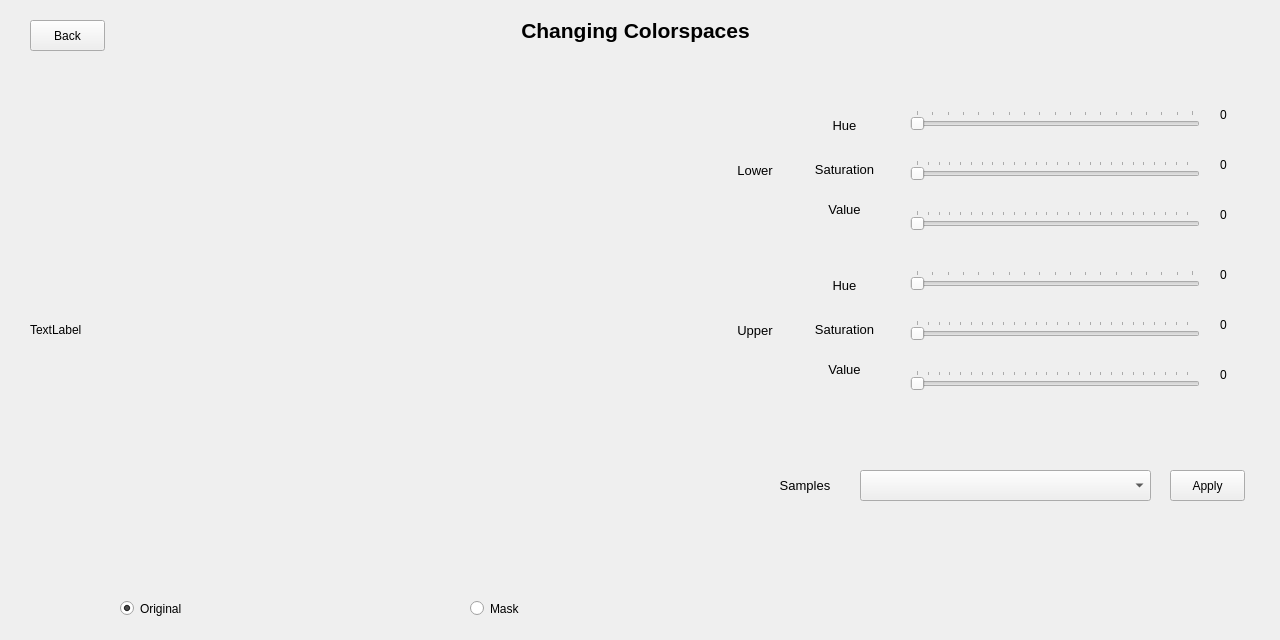
This is ui/changing_colorspace.ui in quanglv1996/filter-color-hsv as Qt 5 draws it before an edit. The edited form follows.
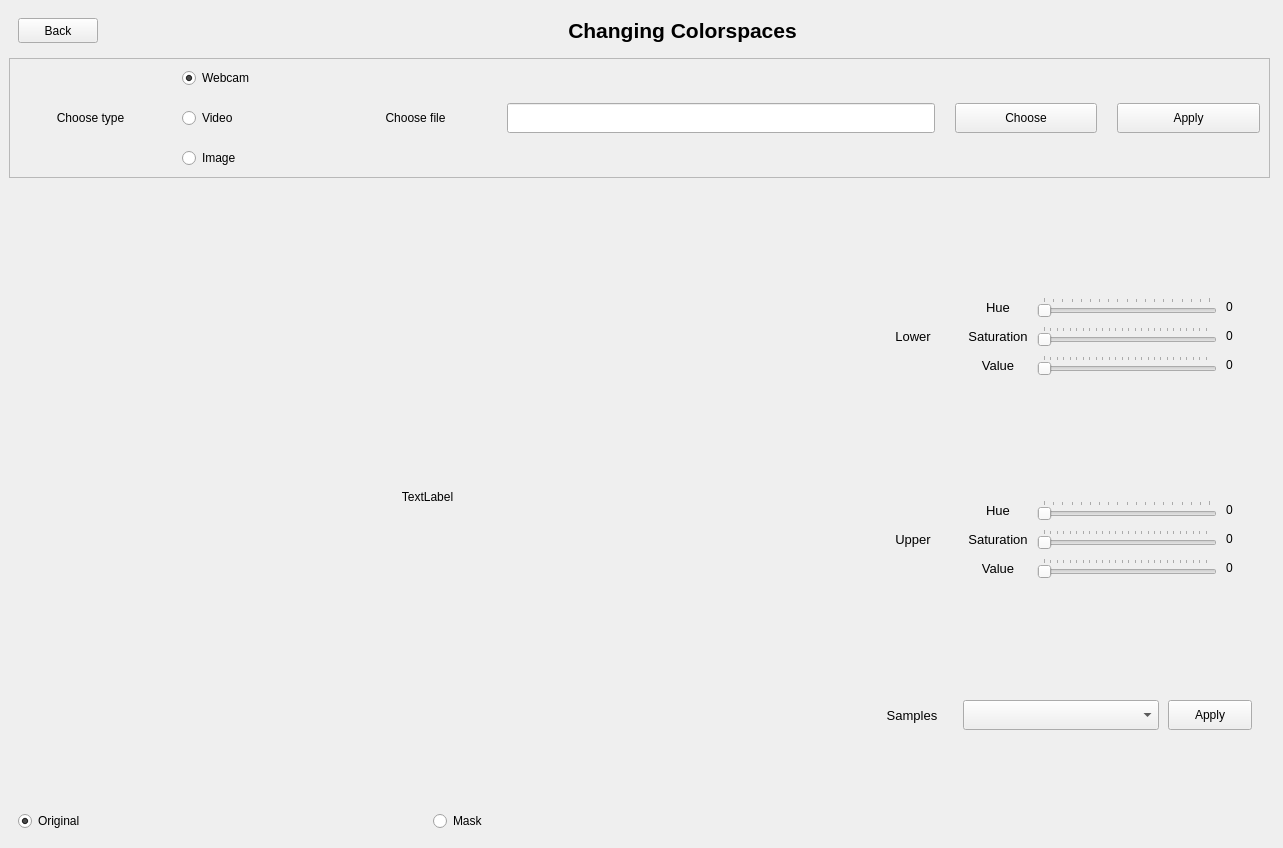
This is the edited form.

Diff of the .ui file:
```diff
--- a/ui/changing_colorspace.ui
+++ b/ui/changing_colorspace.ui
@@ -6,22 +6,52 @@
    <rect>
     <x>0</x>
     <y>0</y>
-    <width>1280</width>
-    <height>640</height>
+    <width>1283</width>
+    <height>848</height>
    </rect>
   </property>
   <property name="windowTitle">
    <string>Form</string>
   </property>
+  <widget class="QWidget" name="">
+   <property name="geometry">
+    <rect>
+     <x>9</x>
+     <y>9</y>
+     <width>1261</width>
+     <height>831</height>
+    </rect>
+   </property>
+   <layout class="QVBoxLayout" name="verticalLayout_3" stretch="1,2,17">
+    <item>
+     <layout class="QHBoxLayout" name="horizontalLayout_6" stretch="1,15">
+      <property name="leftMargin">
+       <number>9</number>
+      </property>
+      <property name="topMargin">
+       <number>9</number>
+      </property>
+      <property name="rightMargin">
+       <number>9</number>
+      </property>
+      <property name="bottomMargin">
+       <number>9</number>
+      </property>
+      <item>
+       <widget class="QPushButton" name="pushButtonBack">
+        <property name="maximumSize">
+         <size>
+          <width>16777215</width>
+          <height>30</height>
+         </size>
+        </property>
+        <property name="text">
+         <string>Back</string>
+        </property>
+       </widget>
+      </item>
+      <item>
   <widget class="QLabel" name="label">
-   <property name="geometry">
-    <rect>
-     <x>110</x>
-     <y>10</y>
-     <width>1051</width>
-     <height>41</height>
-    </rect>
-   </property>
    <property name="font">
     <font>
      <pointsize>16</pointsize>
@@ -36,15 +66,208 @@
     <set>Qt::AlignCenter</set>
    </property>
   </widget>
+      </item>
+     </layout>
+    </item>
+    <item>
+     <widget class="QFrame" name="frame">
+      <property name="frameShape">
+       <enum>QFrame::StyledPanel</enum>
+      </property>
+      <property name="frameShadow">
+       <enum>QFrame::Raised</enum>
+      </property>
+      <layout class="QHBoxLayout" name="horizontalLayout_7" stretch="1,1,1,3,1,1">
+       <property name="spacing">
+        <number>20</number>
+       </property>
+       <item>
+        <widget class="QLabel" name="label_11">
+         <property name="text">
+          <string>Choose type</string>
+         </property>
+         <property name="alignment">
+          <set>Qt::AlignCenter</set>
+         </property>
+        </widget>
+       </item>
+       <item>
+        <layout class="QVBoxLayout" name="verticalLayout_4">
+         <item>
+          <widget class="QRadioButton" name="radioButtonWebcam">
+           <property name="text">
+            <string>Webcam</string>
+           </property>
+           <property name="checked">
+            <bool>true</bool>
+           </property>
+          </widget>
+         </item>
+         <item>
+          <widget class="QRadioButton" name="radioButtonVideo">
+           <property name="text">
+            <string>Video</string>
+           </property>
+          </widget>
+         </item>
+         <item>
+          <widget class="QRadioButton" name="radioButtonImage">
+           <property name="text">
+            <string>Image</string>
+           </property>
+          </widget>
+         </item>
+        </layout>
+       </item>
+       <item>
+        <widget class="QLabel" name="label_12">
+         <property name="text">
+          <string>Choose file</string>
+         </property>
+         <property name="alignment">
+          <set>Qt::AlignCenter</set>
+         </property>
+        </widget>
+       </item>
+       <item>
+        <widget class="QLineEdit" name="lineEditChooseFile">
+         <property name="maximumSize">
+          <size>
+           <width>16777215</width>
+           <height>30</height>
+          </size>
+         </property>
+        </widget>
+       </item>
+       <item>
+        <widget class="QPushButton" name="pushButtonChooseFile">
+         <property name="maximumSize">
+          <size>
+           <width>16777215</width>
+           <height>30</height>
+          </size>
+         </property>
+         <property name="text">
+          <string>Choose</string>
+         </property>
+        </widget>
+       </item>
+       <item>
+        <widget class="QPushButton" name="pushButtonApplyFile">
+         <property name="maximumSize">
+          <size>
+           <width>16777215</width>
+           <height>30</height>
+          </size>
+         </property>
+         <property name="text">
+          <string>Apply</string>
+         </property>
+        </widget>
+       </item>
+      </layout>
+     </widget>
+    </item>
+    <item>
+     <layout class="QHBoxLayout" name="horizontalLayout_5" stretch="2,1">
+      <item>
+       <layout class="QVBoxLayout" name="verticalLayout_2" stretch="15,1">
+        <property name="spacing">
+         <number>10</number>
+        </property>
+        <property name="leftMargin">
+         <number>9</number>
+        </property>
+        <property name="topMargin">
+         <number>9</number>
+        </property>
+        <property name="rightMargin">
+         <number>9</number>
+        </property>
+        <property name="bottomMargin">
+         <number>9</number>
+        </property>
+        <item>
+         <widget class="QLabel" name="labelShow">
+          <property name="maximumSize">
+           <size>
+            <width>1920</width>
+            <height>1280</height>
+           </size>
+          </property>
+          <property name="autoFillBackground">
+           <bool>true</bool>
+          </property>
+          <property name="text">
+           <string>TextLabel</string>
+          </property>
+          <property name="alignment">
+           <set>Qt::AlignCenter</set>
+          </property>
+          <property name="margin">
+           <number>0</number>
+          </property>
+         </widget>
+        </item>
+        <item>
+         <layout class="QHBoxLayout" name="horizontalLayout_4">
+          <item>
+           <widget class="QRadioButton" name="radioButtonOriginal">
+            <property name="text">
+             <string>Original</string>
+            </property>
+            <property name="checked">
+             <bool>true</bool>
+            </property>
+           </widget>
+          </item>
+          <item>
+           <widget class="QRadioButton" name="radioButtonMask">
+            <property name="text">
+             <string>Mask</string>
+            </property>
+           </widget>
+          </item>
+         </layout>
+        </item>
+       </layout>
+      </item>
+      <item>
+       <layout class="QVBoxLayout" name="verticalLayout" stretch="4,4,1">
+        <property name="spacing">
+         <number>9</number>
+        </property>
+        <property name="leftMargin">
+         <number>9</number>
+        </property>
+        <property name="topMargin">
+         <number>9</number>
+        </property>
+        <property name="rightMargin">
+         <number>9</number>
+        </property>
+        <property name="bottomMargin">
+         <number>9</number>
+        </property>
+        <item>
+         <layout class="QHBoxLayout" name="horizontalLayout" stretch="3,10">
+          <property name="spacing">
+           <number>9</number>
+          </property>
+          <property name="leftMargin">
+           <number>9</number>
+          </property>
+          <property name="topMargin">
+           <number>9</number>
+          </property>
+          <property name="rightMargin">
+           <number>9</number>
+          </property>
+          <property name="bottomMargin">
+           <number>9</number>
+          </property>
+          <item>
   <widget class="QLabel" name="label_2">
-   <property name="geometry">
-    <rect>
-     <x>710</x>
-     <y>110</y>
-     <width>90</width>
-     <height>120</height>
-    </rect>
-   </property>
    <property name="font">
     <font>
      <pointsize>10</pointsize>
@@ -60,15 +283,23 @@
     <set>Qt::AlignCenter</set>
    </property>
   </widget>
+          </item>
+          <item>
+           <layout class="QGridLayout" name="gridLayout" rowstretch="2,8,1" columnstretch="2,8,1" rowminimumheight="2,8,1" columnminimumwidth="2,8,1">
+            <property name="leftMargin">
+             <number>3</number>
+            </property>
+            <property name="topMargin">
+             <number>3</number>
+            </property>
+            <property name="rightMargin">
+             <number>3</number>
+            </property>
+            <property name="bottomMargin">
+             <number>3</number>
+            </property>
+            <item row="0" column="0">
   <widget class="QLabel" name="label_3">
-   <property name="geometry">
-    <rect>
-     <x>799</x>
-     <y>110</y>
-     <width>91</width>
-     <height>31</height>
-    </rect>
-   </property>
    <property name="font">
     <font>
      <pointsize>10</pointsize>
@@ -84,63 +315,9 @@
     <set>Qt::AlignCenter</set>
    </property>
   </widget>
-  <widget class="QLabel" name="label_4">
-   <property name="geometry">
-    <rect>
-     <x>799</x>
-     <y>149</y>
-     <width>91</width>
-     <height>41</height>
-    </rect>
-   </property>
-   <property name="font">
-    <font>
-     <pointsize>10</pointsize>
-    </font>
-   </property>
-   <property name="autoFillBackground">
-    <bool>true</bool>
-   </property>
-   <property name="text">
-    <string>Saturation</string>
-   </property>
-   <property name="alignment">
-    <set>Qt::AlignCenter</set>
-   </property>
-  </widget>
-  <widget class="QLabel" name="label_5">
-   <property name="geometry">
-    <rect>
-     <x>799</x>
-     <y>189</y>
-     <width>91</width>
-     <height>41</height>
-    </rect>
-   </property>
-   <property name="font">
-    <font>
-     <pointsize>10</pointsize>
-    </font>
-   </property>
-   <property name="autoFillBackground">
-    <bool>true</bool>
-   </property>
-   <property name="text">
-    <string>Value</string>
-   </property>
-   <property name="alignment">
-    <set>Qt::AlignCenter</set>
-   </property>
-  </widget>
+            </item>
+            <item row="0" column="1">
   <widget class="QSlider" name="horizontalSliderHL">
-   <property name="geometry">
-    <rect>
-     <x>910</x>
-     <y>110</y>
-     <width>290</width>
-     <height>20</height>
-    </rect>
-   </property>
    <property name="maximum">
     <number>180</number>
    </property>
@@ -154,54 +331,34 @@
     <enum>QSlider::TicksAbove</enum>
    </property>
   </widget>
+            </item>
+            <item row="0" column="2">
   <widget class="QLabel" name="labelHL">
-   <property name="geometry">
-    <rect>
-     <x>1220</x>
-     <y>100</y>
-     <width>40</width>
-     <height>30</height>
-    </rect>
-   </property>
    <property name="text">
     <string>0</string>
    </property>
   </widget>
-  <widget class="QLabel" name="labelSL">
-   <property name="geometry">
-    <rect>
-     <x>1220</x>
-     <y>150</y>
-     <width>40</width>
-     <height>30</height>
-    </rect>
-   </property>
-   <property name="text">
-    <string>0</string>
-   </property>
-  </widget>
-  <widget class="QLabel" name="labelVL">
-   <property name="geometry">
-    <rect>
-     <x>1220</x>
-     <y>200</y>
-     <width>40</width>
-     <height>30</height>
-    </rect>
-   </property>
+            </item>
+            <item row="1" column="0">
+             <widget class="QLabel" name="label_4">
+              <property name="font">
+               <font>
+                <pointsize>10</pointsize>
+               </font>
+              </property>
+              <property name="autoFillBackground">
+               <bool>true</bool>
+              </property>
    <property name="text">
-    <string>0</string>
-   </property>
-  </widget>
+               <string>Saturation</string>
+              </property>
+              <property name="alignment">
+               <set>Qt::AlignCenter</set>
+              </property>
+             </widget>
+            </item>
+            <item row="1" column="1">
   <widget class="QSlider" name="horizontalSliderSL">
-   <property name="geometry">
-    <rect>
-     <x>910</x>
-     <y>160</y>
-     <width>290</width>
-     <height>20</height>
-    </rect>
-   </property>
    <property name="maximum">
     <number>255</number>
    </property>
@@ -215,15 +372,34 @@
     <enum>QSlider::TicksAbove</enum>
    </property>
   </widget>
+            </item>
+            <item row="1" column="2">
+             <widget class="QLabel" name="labelSL">
+              <property name="text">
+               <string>0</string>
+              </property>
+             </widget>
+            </item>
+            <item row="2" column="0">
+             <widget class="QLabel" name="label_5">
+              <property name="font">
+               <font>
+                <pointsize>10</pointsize>
+               </font>
+              </property>
+              <property name="autoFillBackground">
+               <bool>true</bool>
+              </property>
+              <property name="text">
+               <string>Value</string>
+              </property>
+              <property name="alignment">
+               <set>Qt::AlignCenter</set>
+              </property>
+             </widget>
+            </item>
+            <item row="2" column="1">
   <widget class="QSlider" name="horizontalSliderVL">
-   <property name="geometry">
-    <rect>
-     <x>910</x>
-     <y>210</y>
-     <width>290</width>
-     <height>20</height>
-    </rect>
-   </property>
    <property name="maximum">
     <number>255</number>
    </property>
@@ -237,28 +413,69 @@
     <enum>QSlider::TicksAbove</enum>
    </property>
   </widget>
-  <widget class="QLabel" name="labelHU">
-   <property name="geometry">
-    <rect>
-     <x>1220</x>
-     <y>260</y>
-     <width>40</width>
-     <height>30</height>
-    </rect>
-   </property>
+            </item>
+            <item row="2" column="2">
+             <widget class="QLabel" name="labelVL">
    <property name="text">
     <string>0</string>
    </property>
   </widget>
+            </item>
+           </layout>
+          </item>
+         </layout>
+        </item>
+        <item>
+         <layout class="QHBoxLayout" name="horizontalLayout_2" stretch="3,10">
+          <property name="spacing">
+           <number>9</number>
+          </property>
+          <property name="leftMargin">
+           <number>9</number>
+          </property>
+          <property name="topMargin">
+           <number>9</number>
+          </property>
+          <property name="rightMargin">
+           <number>9</number>
+          </property>
+          <property name="bottomMargin">
+           <number>9</number>
+          </property>
+          <item>
+           <widget class="QLabel" name="label_9">
+            <property name="font">
+             <font>
+              <pointsize>10</pointsize>
+             </font>
+            </property>
+            <property name="autoFillBackground">
+             <bool>true</bool>
+            </property>
+            <property name="text">
+             <string>Upper</string>
+            </property>
+            <property name="alignment">
+             <set>Qt::AlignCenter</set>
+            </property>
+           </widget>
+          </item>
+          <item>
+           <layout class="QGridLayout" name="gridLayout_2" rowstretch="2,8,1" columnstretch="2,8,1" rowminimumheight="2,8,1" columnminimumwidth="2,8,1">
+            <property name="leftMargin">
+             <number>3</number>
+            </property>
+            <property name="topMargin">
+             <number>3</number>
+            </property>
+            <property name="rightMargin">
+             <number>3</number>
+            </property>
+            <property name="bottomMargin">
+             <number>3</number>
+            </property>
+            <item row="0" column="0">
   <widget class="QLabel" name="label_6">
-   <property name="geometry">
-    <rect>
-     <x>799</x>
-     <y>270</y>
-     <width>91</width>
-     <height>31</height>
-    </rect>
-   </property>
    <property name="font">
     <font>
      <pointsize>10</pointsize>
@@ -274,85 +491,9 @@
     <set>Qt::AlignCenter</set>
    </property>
   </widget>
-  <widget class="QSlider" name="horizontalSliderSU">
-   <property name="geometry">
-    <rect>
-     <x>910</x>
-     <y>320</y>
-     <width>290</width>
-     <height>20</height>
-    </rect>
-   </property>
-   <property name="maximum">
-    <number>255</number>
-   </property>
-   <property name="sliderPosition">
-    <number>0</number>
-   </property>
-   <property name="orientation">
-    <enum>Qt::Horizontal</enum>
-   </property>
-   <property name="tickPosition">
-    <enum>QSlider::TicksAbove</enum>
-   </property>
-  </widget>
-  <widget class="QLabel" name="labelVU">
-   <property name="geometry">
-    <rect>
-     <x>1220</x>
-     <y>360</y>
-     <width>40</width>
-     <height>30</height>
-    </rect>
-   </property>
-   <property name="text">
-    <string>0</string>
-   </property>
-  </widget>
-  <widget class="QLabel" name="labelSU">
-   <property name="geometry">
-    <rect>
-     <x>1220</x>
-     <y>310</y>
-     <width>40</width>
-     <height>30</height>
-    </rect>
-   </property>
-   <property name="text">
-    <string>0</string>
-   </property>
-  </widget>
-  <widget class="QSlider" name="horizontalSliderVU">
-   <property name="geometry">
-    <rect>
-     <x>910</x>
-     <y>370</y>
-     <width>290</width>
-     <height>20</height>
-    </rect>
-   </property>
-   <property name="maximum">
-    <number>255</number>
-   </property>
-   <property name="sliderPosition">
-    <number>0</number>
-   </property>
-   <property name="orientation">
-    <enum>Qt::Horizontal</enum>
-   </property>
-   <property name="tickPosition">
-    <enum>QSlider::TicksAbove</enum>
-   </property>
-  </widget>
+            </item>
+            <item row="0" column="1">
   <widget class="QSlider" name="horizontalSliderHU">
-   <property name="geometry">
-    <rect>
-     <x>910</x>
-     <y>270</y>
-     <width>290</width>
-     <height>20</height>
-    </rect>
-   </property>
    <property name="maximum">
     <number>180</number>
    </property>
@@ -366,15 +507,16 @@
     <enum>QSlider::TicksAbove</enum>
    </property>
   </widget>
+            </item>
+            <item row="0" column="2">
+             <widget class="QLabel" name="labelHU">
+              <property name="text">
+               <string>0</string>
+              </property>
+             </widget>
+            </item>
+            <item row="1" column="0">
   <widget class="QLabel" name="label_7">
-   <property name="geometry">
-    <rect>
-     <x>799</x>
-     <y>309</y>
-     <width>91</width>
-     <height>41</height>
-    </rect>
-   </property>
    <property name="font">
     <font>
      <pointsize>10</pointsize>
@@ -390,15 +532,32 @@
     <set>Qt::AlignCenter</set>
    </property>
   </widget>
+            </item>
+            <item row="1" column="1">
+             <widget class="QSlider" name="horizontalSliderSU">
+              <property name="maximum">
+               <number>255</number>
+              </property>
+              <property name="sliderPosition">
+               <number>0</number>
+              </property>
+              <property name="orientation">
+               <enum>Qt::Horizontal</enum>
+              </property>
+              <property name="tickPosition">
+               <enum>QSlider::TicksAbove</enum>
+              </property>
+             </widget>
+            </item>
+            <item row="1" column="2">
+             <widget class="QLabel" name="labelSU">
+              <property name="text">
+               <string>0</string>
+              </property>
+             </widget>
+            </item>
+            <item row="2" column="0">
   <widget class="QLabel" name="label_8">
-   <property name="geometry">
-    <rect>
-     <x>799</x>
-     <y>349</y>
-     <width>91</width>
-     <height>41</height>
-    </rect>
-   </property>
    <property name="font">
     <font>
      <pointsize>10</pointsize>
@@ -414,38 +573,58 @@
     <set>Qt::AlignCenter</set>
    </property>
   </widget>
-  <widget class="QLabel" name="label_9">
-   <property name="geometry">
-    <rect>
-     <x>710</x>
-     <y>270</y>
-     <width>90</width>
-     <height>120</height>
-    </rect>
-   </property>
-   <property name="font">
-    <font>
-     <pointsize>10</pointsize>
-    </font>
-   </property>
-   <property name="autoFillBackground">
-    <bool>true</bool>
-   </property>
+            </item>
+            <item row="2" column="1">
+             <widget class="QSlider" name="horizontalSliderVU">
+              <property name="maximum">
+               <number>255</number>
+              </property>
+              <property name="sliderPosition">
+               <number>0</number>
+              </property>
+              <property name="orientation">
+               <enum>Qt::Horizontal</enum>
+              </property>
+              <property name="tickPosition">
+               <enum>QSlider::TicksAbove</enum>
+              </property>
+             </widget>
+            </item>
+            <item row="2" column="2">
+             <widget class="QLabel" name="labelVU">
    <property name="text">
-    <string>Upper</string>
-   </property>
-   <property name="alignment">
-    <set>Qt::AlignCenter</set>
-   </property>
-  </widget>
+               <string>0</string>
+              </property>
+             </widget>
+            </item>
+           </layout>
+          </item>
+         </layout>
+        </item>
+        <item>
+         <layout class="QHBoxLayout" name="horizontalLayout_3" stretch="3,7,3">
+          <property name="spacing">
+           <number>9</number>
+          </property>
+          <property name="leftMargin">
+           <number>9</number>
+          </property>
+          <property name="topMargin">
+           <number>9</number>
+          </property>
+          <property name="rightMargin">
+           <number>9</number>
+          </property>
+          <property name="bottomMargin">
+           <number>9</number>
+          </property>
+          <item>
   <widget class="QLabel" name="label_10">
-   <property name="geometry">
-    <rect>
-     <x>760</x>
-     <y>470</y>
-     <width>90</width>
-     <height>31</height>
-    </rect>
+            <property name="maximumSize">
+             <size>
+              <width>16777215</width>
+              <height>100</height>
+             </size>
    </property>
    <property name="font">
     <font>
@@ -462,86 +641,37 @@
     <set>Qt::AlignCenter</set>
    </property>
   </widget>
+          </item>
+          <item>
   <widget class="QComboBox" name="comboBoxSamples">
-   <property name="geometry">
-    <rect>
-     <x>860</x>
-     <y>470</y>
-     <width>291</width>
-     <height>31</height>
-    </rect>
-   </property>
-  </widget>
+            <property name="maximumSize">
+             <size>
+              <width>16777215</width>
+              <height>30</height>
+             </size>
+            </property>
+           </widget>
+          </item>
+          <item>
   <widget class="QPushButton" name="pushButtonApply">
-   <property name="geometry">
-    <rect>
-     <x>1170</x>
-     <y>470</y>
-     <width>75</width>
-     <height>31</height>
-    </rect>
+            <property name="maximumSize">
+             <size>
+              <width>16777215</width>
+              <height>30</height>
+             </size>
    </property>
    <property name="text">
     <string>Apply</string>
    </property>
   </widget>
-  <widget class="QLabel" name="labelShow">
-   <property name="geometry">
-    <rect>
-     <x>30</x>
-     <y>90</y>
-     <width>640</width>
-     <height>480</height>
-    </rect>
-   </property>
-   <property name="text">
-    <string>TextLabel</string>
-   </property>
-   <property name="margin">
-    <number>0</number>
-   </property>
-  </widget>
-  <widget class="QPushButton" name="pushButtonBack">
-   <property name="geometry">
-    <rect>
-     <x>30</x>
-     <y>20</y>
-     <width>75</width>
-     <height>31</height>
-    </rect>
-   </property>
-   <property name="text">
-    <string>Back</string>
-   </property>
-  </widget>
-  <widget class="QRadioButton" name="radioButtonOriginal">
-   <property name="geometry">
-    <rect>
-     <x>120</x>
-     <y>600</y>
-     <width>82</width>
-     <height>17</height>
-    </rect>
-   </property>
-   <property name="text">
-    <string>Original</string>
-   </property>
-   <property name="checked">
-    <bool>true</bool>
-   </property>
-  </widget>
-  <widget class="QRadioButton" name="radioButtonMask">
-   <property name="geometry">
-    <rect>
-     <x>470</x>
-     <y>600</y>
-     <width>82</width>
-     <height>17</height>
-    </rect>
-   </property>
-   <property name="text">
-    <string>Mask</string>
-   </property>
+          </item>
+         </layout>
+        </item>
+       </layout>
+      </item>
+     </layout>
+    </item>
+   </layout>
   </widget>
  </widget>
  <resources/>
```
Lines whose indentation alone changed are shown as unchanged.
